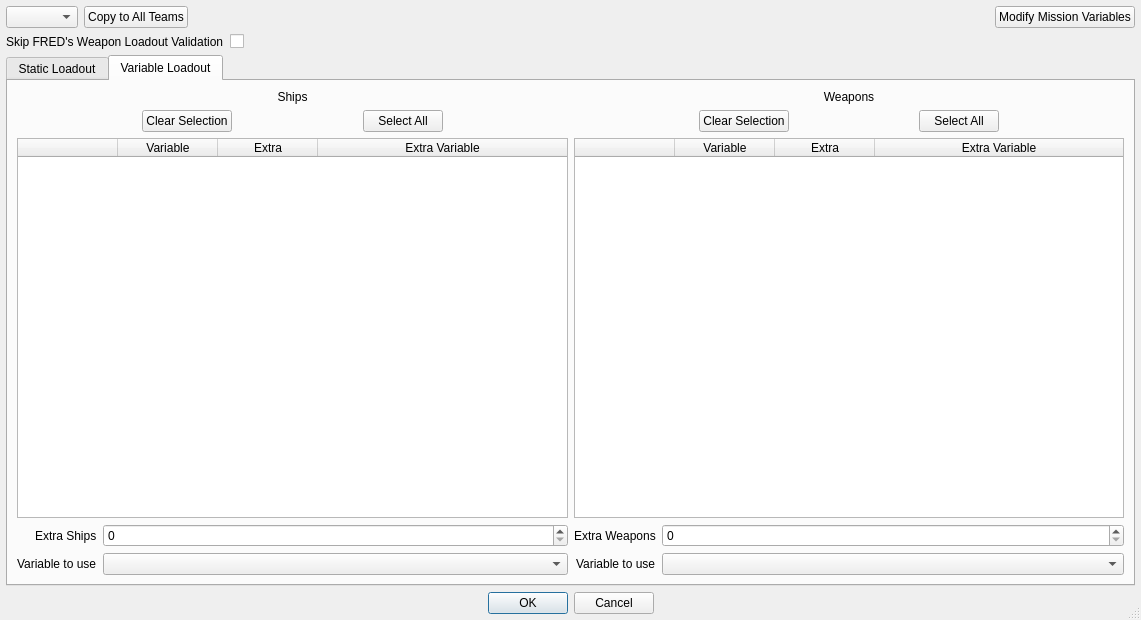
The window that qtfred/ui/TeamLoadoutDialog.ui (scp-fs2open/fs2open.github.com) describes before a commit, drawn with Qt 5.
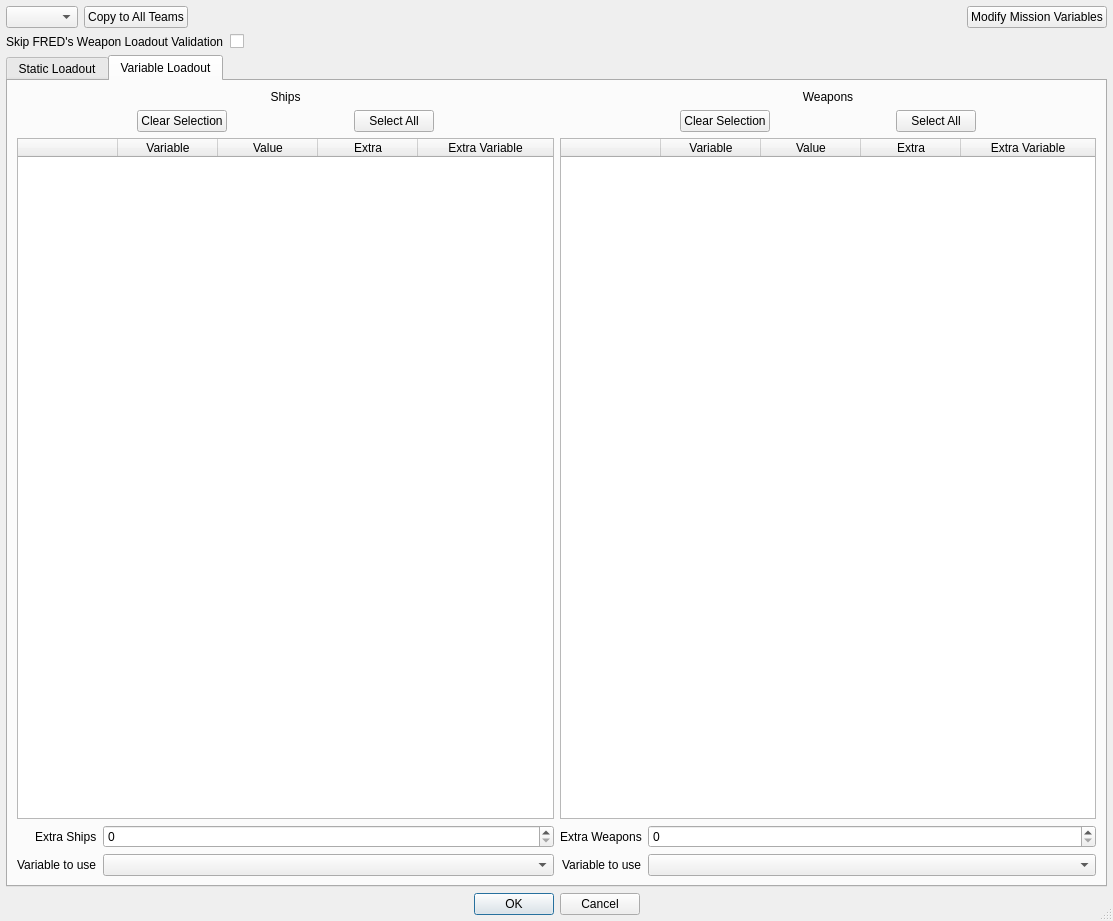
The same window after the commit. The open tabs and pages were chosen to show the change.

```diff
--- a/qtfred/ui/TeamLoadoutDialog.ui
+++ b/qtfred/ui/TeamLoadoutDialog.ui
@@ -12,8 +12,8 @@
    <rect>
     <x>0</x>
     <y>0</y>
-    <width>1141</width>
-    <height>620</height>
+    <width>1113</width>
+    <height>921</height>
    </rect>
   </property>
   <property name="minimumSize">
@@ -629,6 +629,11 @@
                <string>Variable</string>
               </property>
              </column>
+             <column>
+              <property name="text">
+               <string>Value</string>
+              </property>
+             </column>
              <column>
               <property name="text">
                <string>Extra</string>
@@ -778,6 +783,11 @@
                <string>Variable</string>
               </property>
              </column>
+             <column>
+              <property name="text">
+               <string>Value</string>
+              </property>
+             </column>
              <column>
               <property name="text">
                <string>Extra</string>
```
